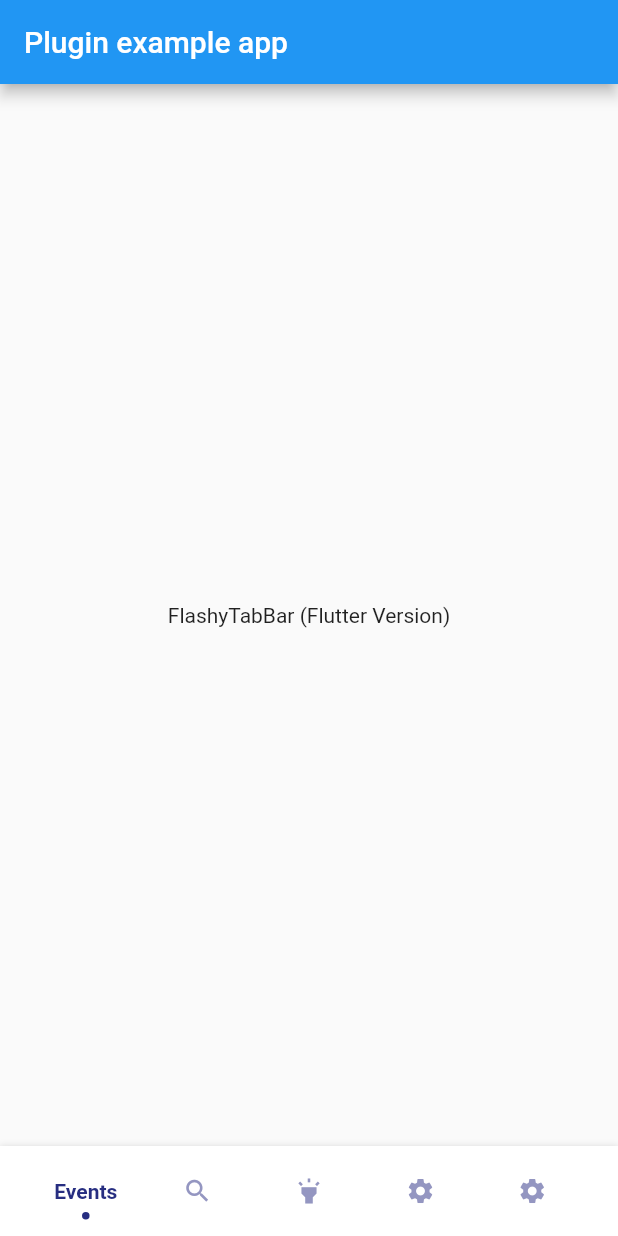
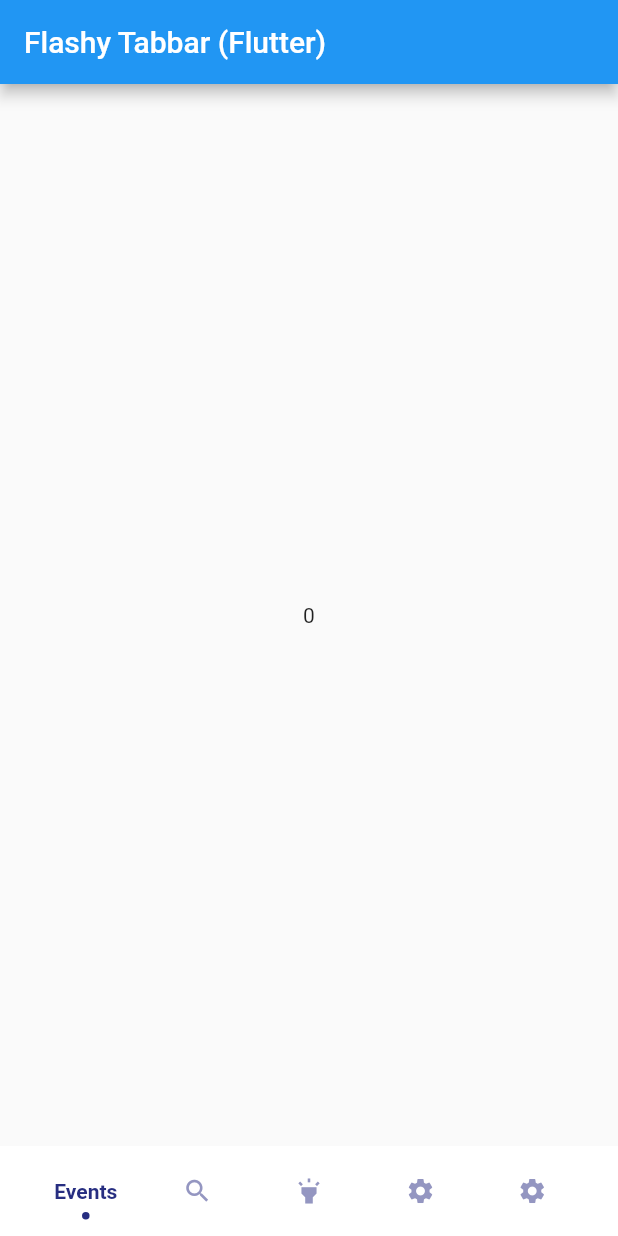
Before and after one commit to leesnhyun/flashy_tab_bar, a Flutter app: the screen it shows after launch, on a phone screen of 412 x 824 dp. Run offline on Flutter 3.47's test engine with Material 2 defaults, Android fonts, the light colour scheme and no system bars.

Commit message:
[Example] minor example update

```diff
--- a/example/lib/main.dart
+++ b/example/lib/main.dart
@@ -13,6 +13,14 @@ class _MyAppState extends State<MyApp> {
 
   int _selectedIndex = 0;
 
+  List<Widget> tabItems = [
+    Center(child: Text("0")),
+    Center(child: Text("1")),
+    Center(child: Text("2")),
+    Center(child: Text("3")),
+    Center(child: Text("4"))
+  ];
+
   @override
   void initState() {
     super.initState();
@@ -23,15 +31,15 @@ class _MyAppState extends State<MyApp> {
     return MaterialApp(
       home: Scaffold(
         appBar: AppBar(
-          title: const Text('Plugin example app'),
+          title: const Text('Flashy Tabbar (Flutter)'),
         ),
         body: Center(
-          child: Text('FlashyTabBar (Flutter Version)'),
+          child: tabItems[_selectedIndex],
         ),
         bottomNavigationBar: FlashyTabBar(
           animationCurve: Curves.linear,
           selectedIndex: _selectedIndex,
-          showElevation: true, // use this to remove appBar's elevation
+          showElevation: false, // use this to remove appBar's elevation
           onItemSelected: (index) => setState(() {
             _selectedIndex = index;
           }),
```
Also changed, not shown: 1 other file.
